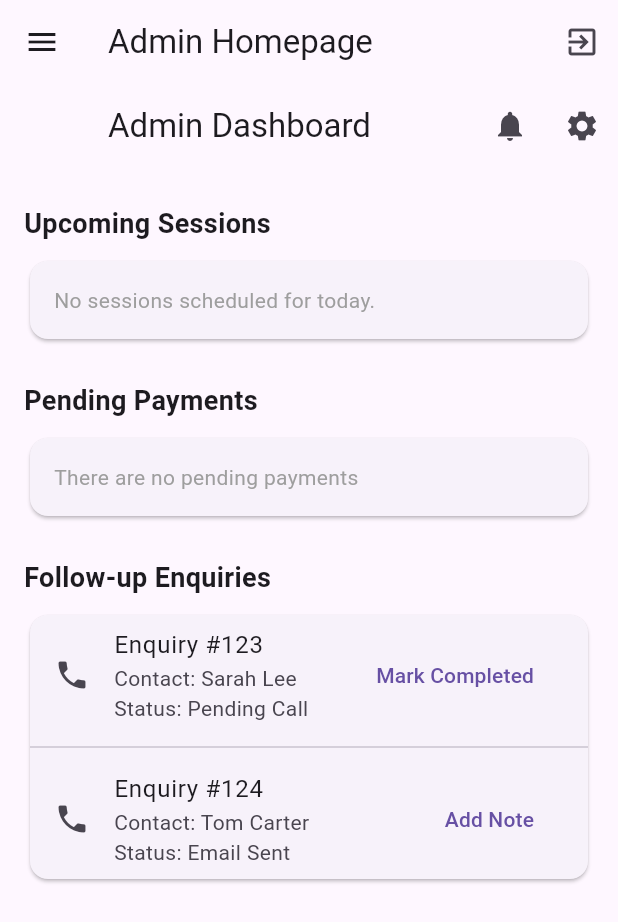
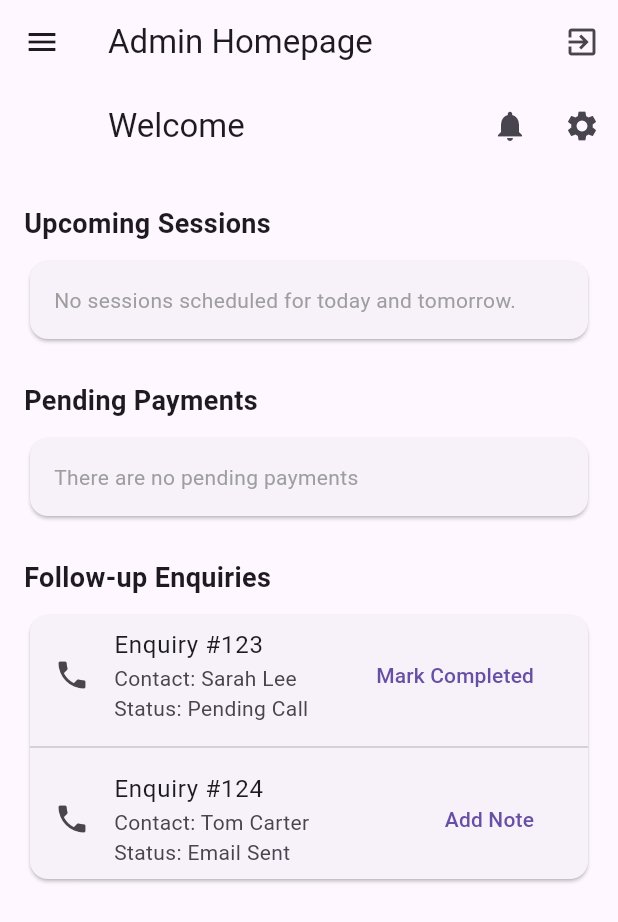
Before and after one commit to Bharghavi/gogglevue, a Flutter app: the AdminHomePage screen opened by its route, on a phone screen of 412 x 824 dp. Shown: the top 922 px of the screen. Run offline on Flutter 3.47's test engine with Material 3 defaults, Android fonts, the phone set to English and light mode, and no system bars; our stand-ins replace cloud_firestore, firebase_auth, firebase_core, flutter_secure_storage; accounts and stored records are empty.

Commit message:
Forgot password implementation and welcome screen

```diff
--- a/lib/Utils/time_of_day_utils.dart
+++ b/lib/Utils/time_of_day_utils.dart
@@ -12,7 +12,8 @@ class TimeOfDayUtils {
   }
 
   static String dateTimeToString(DateTime date) {
+    final DateTime onlyDate = DateTime(date.year, date.month, date.day);
     final DateFormat formatter = DateFormat('dd-MMM-yyyy');
-    return formatter.format(date);
+    return formatter.format(onlyDate);
   }
 }
--- a/lib/constants.dart
+++ b/lib/constants.dart
@@ -42,4 +42,6 @@ class K {
   static const String date = 'date';
   static const String lessons = 'lessons';
   static const String paymentDate = 'paymentDate';
+  static const String scheduleDays = 'scheduleDays';
+  static const String startTime = 'startTime';
 }
--- a/lib/helpers/admin_helper.dart
+++ b/lib/helpers/admin_helper.dart
@@ -28,6 +28,31 @@ class AdminHelper {
     String adminId = querySnapshot.docs[0].id; // adminId is the document ID
 
     return adminId;
+  }
 
+  static Future<String> getLoggedInAdminName() async {
+    User? user = FirebaseAuth.instance.currentUser;
+
+    if (user == null) {
+      throw Exception("User is not logged in");
+    }
+    if (user.email == null) {
+      throw Exception("User email not found");
+    }
+
+    String email = user.email ?? "No email found";
+
+    QuerySnapshot querySnapshot = await FirebaseFirestore.instance
+        .collection(K.adminCollection)
+        .where(K.email, isEqualTo: email)
+        .get();
+
+    if (querySnapshot.docs.isEmpty) {
+      throw Exception('Admin profile not found for the email: $email');
+    }
+
+    String name = querySnapshot.docs[0]['name']; // adminId is the document ID
+
+    return name;
   }
 }
--- a/lib/helpers/upcoming_sessions_helper.dart
+++ b/lib/helpers/upcoming_sessions_helper.dart
@@ -1,58 +1,42 @@
-import 'package:gogglevue/helpers/batch_helper.dart';
+import 'package:cloud_firestore/cloud_firestore.dart';
 import 'package:intl/intl.dart';
+import '../constants.dart';
 import '../models/batch.dart';
 
 class UpcomingSessionsHelper {
 
-  static Future<List<Map<String, dynamic>>>  buildUpcomingSessions() async {
+  static Future<Map<int,List<Batch>>> getUpcomingBatches() async {
 
-    List<Batch> batches = await BatchHelper.fetchActiveBatches();
+    Map<int,List<Batch>> result = {};
 
-    print('${batches.length} batches fetched');
+    List<Batch> today = await _getBatchesForDay(0);
+    List<Batch> tomorrow = await _getBatchesForDay(1);
 
-    Map<String, int> dayToIndex = {
-      "Sun": 0,
-      "Mon": 1,
-      "Tue": 2,
-      "Wed": 3,
-      "Thu": 4,
-      "Fri": 5,
-      "Sat": 6,
-    };
-
-    // Get today's day and index
-    String today = DateFormat('E').format(DateTime.now()); // e.g., "Mon"
-    int todayIndex = dayToIndex[today]!;
-
-    // Process batches
-    List<Map<String, dynamic>> upcomingSessions = [];
-    for (var batch in batches) {
-      // Filter and sort scheduleDays
-      List<String> upcomingDays = batch.scheduleDays
-          .where((day) => dayToIndex[day]! >= todayIndex)
-          .toList()
-        ..sort((a, b) => dayToIndex[a]!.compareTo(dayToIndex[b]!));
-
-      if (upcomingDays.isNotEmpty) {
-        upcomingSessions.add({
-          "batchName": batch.name,
-          "upcomingDays": upcomingDays,
-        });
-      }
-    }
-
-    return upcomingSessions;
-  }
-
-  static Future<List<Batch>> getBatchesForToday() async {
-    List<Batch> batches = await BatchHelper.fetchActiveBatches();
-    String today = DateFormat('E').format(DateTime.now());
-
-    List<Batch> result = batches.where((batch) {
-      return batch.scheduleDays.contains(today);
-    }).toList();
+    result[0] = today;
+    result[1] = tomorrow;
 
     return result;
   }
 
+  static Future<List<Batch>> _getBatchesForDay(int dayOffset) async {
+    DateTime targetDate = DateTime.now().add(Duration(days: dayOffset));
+    String targetDay = DateFormat('E').format(targetDate);
+
+    String? now = (dayOffset == 0)
+        ? DateFormat('HH:mm').format(DateTime.now())
+        : null;
+
+    Query query = FirebaseFirestore.instance
+        .collection(K.batchCollection)
+        .where(K.scheduleDays, arrayContains: targetDay);
+
+    if (now != null) {
+      query = query.where('startTime', isGreaterThan: now);
+    }
+
+    query = query.orderBy('startTime');
+
+    QuerySnapshot querySnapshot = await query.get();
+    return querySnapshot.docs.map((doc) => Batch.fromFirestore(doc)).toList();
+  }
 }
--- a/lib/main.dart
+++ b/lib/main.dart
@@ -2,7 +2,7 @@ import 'package:firebase_core/firebase_core.dart';
 import 'package:flutter/material.dart';
 import '../managers/login_manager.dart';
 import 'screens/admin/admin_home.dart';
-import 'screens/admin/login_page.dart';
+import 'screens/login_page.dart';
 import 'screens/staff/staff_home.dart';
 import 'screens/student/student_home.dart';
 import 'firebase_options.dart';
--- a/lib/managers/login_manager.dart
+++ b/lib/managers/login_manager.dart
@@ -96,4 +96,9 @@ class LoginManager {
       return false;
     }
   }
+
+  static Future<void> resetPassword(String email) async{
+    await FirebaseAuth.instance
+        .sendPasswordResetEmail(email: email);
+  }
 }
--- a/lib/screens/admin/admin_home_page.dart
+++ b/lib/screens/admin/admin_home_page.dart
@@ -1,4 +1,5 @@
 import 'package:flutter/material.dart';
+import 'package:gogglevue/helpers/admin_helper.dart';
 import 'sections/upcoming_sessions.dart';
 import 'sections/pending_payments.dart';
 import 'sections/follow_up_enquiries.dart';
@@ -11,11 +12,31 @@ class HomePage extends StatefulWidget {
 }
 class HomepageState extends State<HomePage> {
 
+  String adminName = '';
+
+  @override
+  void initState() {
+    super.initState();
+    getAdminName();
+  }
+
+  Future<void> getAdminName() async {
+    String name = await AdminHelper.getLoggedInAdminName();
+
+    setState(() {
+      adminName = name;
+    });
+  }
+
   @override
   Widget build(BuildContext context) {
     return Scaffold(
       appBar: AppBar(
-        title: const Text('Admin Dashboard'),
+        automaticallyImplyLeading: false,
+        title: Align(
+                  alignment: Alignment.centerLeft, // Align title to the left
+                  child: Text('Welcome $adminName'),
+                ),
         leading: const SizedBox(),
         actions: [
           IconButton(
--- a/lib/screens/admin/lesson_plan_page.dart
+++ b/lib/screens/admin/lesson_plan_page.dart
@@ -1,4 +1,5 @@
 import 'package:flutter/material.dart';
+import 'package:gogglevue/Utils/time_of_day_utils.dart';
 import '../../helpers/lesson_plan_helper.dart';
 import '../../helpers/student_batch_helper.dart';
 
@@ -138,7 +139,7 @@ class LessonPlanPageState extends State<LessonPlanPage> {
                     }
                   },
                   child: Text(
-                    '${_selectedDate.toLocal()}'.split(' ')[0],
+                    TimeOfDayUtils.dateTimeToString(_selectedDate),
                     style: TextStyle(fontSize: 16),
                   ),
                 ),
--- a/lib/screens/admin/sections/upcoming_sessions.dart
+++ b/lib/screens/admin/sections/upcoming_sessions.dart
@@ -13,28 +13,31 @@ class UpcomingSessionsSection extends StatefulWidget {
 }
 
 class UpcomingSessionsSectionState extends State<UpcomingSessionsSection> {
-  List<Batch> sessions = [];
+  List<Batch> today = [];
+  List<Batch> tomorrow = [];
   bool isLoading = false;
 
   @override
   void initState() {
     super.initState();
-    fetchSessionsForToday();
+    fetchUpcomingSessions();
   }
 
-  Future<void> fetchSessionsForToday() async {
+  Future<void> fetchUpcomingSessions() async {
     setState(() {
       isLoading = true;
     });
+    try {
+      final upcomingBatches = await UpcomingSessionsHelper.getUpcomingBatches();
+      setState(() {
+        today = upcomingBatches[0]!;
+        tomorrow = upcomingBatches[1]!;
+      });
 
-    try {
-      final batchForToday = await UpcomingSessionsHelper.getBatchesForToday();
-      setState(() {
-        sessions = batchForToday;
-      });
     } catch (e) {
       setState(() {
-        sessions = []; // Reset sessions in case of an error
+        today = [];
+        tomorrow = [];
       });
     } finally {
       setState(() {
@@ -49,21 +52,28 @@ class UpcomingSessionsSectionState extends State<UpcomingSessionsSection> {
     return Card(
       child: isLoading
           ? Center(child: CircularProgressIndicator())
-          : sessions.isEmpty
+          : today.isEmpty && tomorrow.isEmpty
           ? Padding(
         padding: const EdgeInsets.all(16.0),
         child: Text(
-          'No sessions scheduled for today.',
+          'No sessions scheduled for today and tomorrow.',
           style: TextStyle(color: Colors.grey),
         ),
       )
-          : ListView.builder(
+          : ListView(
         shrinkWrap: true,
         physics: const NeverScrollableScrollPhysics(),
-        itemCount: sessions.length,
-        itemBuilder: (context, index) {
-          final session = sessions[index];
-          return ListTile(
+        children: [
+          // Display today's sessions
+          if (today.isNotEmpty) ...[
+            Padding(
+              padding: const EdgeInsets.all(8.0),
+              child: Text(
+                'Today',
+                style: Theme.of(context).textTheme.titleMedium,
+              ),
+            ),
+            ...today.map((session) => ListTile(
               leading: const Icon(Icons.schedule),
               title: Text(session.name),
               subtitle: Text(
@@ -74,16 +84,49 @@ class UpcomingSessionsSectionState extends State<UpcomingSessionsSection> {
                   Navigator.push(
                     context,
                     MaterialPageRoute(
-                    builder: (context) => StudentBatchPage(batch: session),
+                      builder: (context) =>
+                          StudentBatchPage(batch: session),
                     ),
                   );
                 },
                 child: const Text('View Details'),
               ),
+            )),
+          ],
+
+          // Display tomorrow's sessions
+          if (tomorrow.isNotEmpty) ...[
+            Padding(
+              padding: const EdgeInsets.all(8.0),
+              child: Text(
+                'Tomorrow',
+                style: Theme.of(context).textTheme.titleMedium,
+              ),
+            ),
+            ...tomorrow.map((session) => ListTile(
+              leading: const Icon(Icons.schedule),
+              title: Text(session.name),
+              subtitle: Text(
+                'Tomorrow at ${TimeOfDayUtils.timeOfDayToString(session.startTime)}',
+              ),
+              trailing: TextButton(
+                onPressed: () {
+                  Navigator.push(
+                    context,
+                    MaterialPageRoute(
+                      builder: (context) =>
+                          StudentBatchPage(batch: session),
+                    ),
                   );
                 },
+                child: const Text('View Details'),
+              ),
+            )),
+          ],
+        ],
       ),
     );
   }
 
+
 }
--- a/lib/screens/admin/staff_page.dart
+++ b/lib/screens/admin/staff_page.dart
@@ -174,6 +174,7 @@ class StaffPageState extends State<StaffPage> {
     }
   }
 
+  @override
   Widget build(BuildContext context) {
     return Scaffold(
       body: Column(
```
Also changed, not shown: lib/screens/login_page.dart (renamed from lib/screens/admin/login_page.dart, +72 -9 lines), 1 other file. Lines whose indentation alone changed are shown as unchanged.
